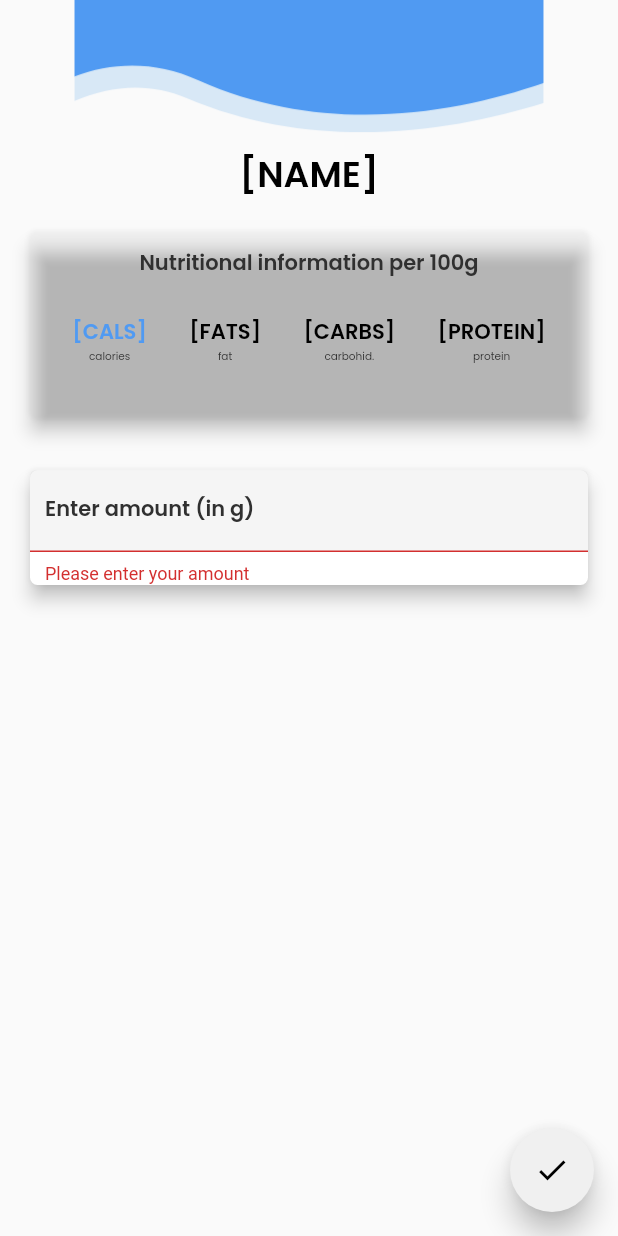
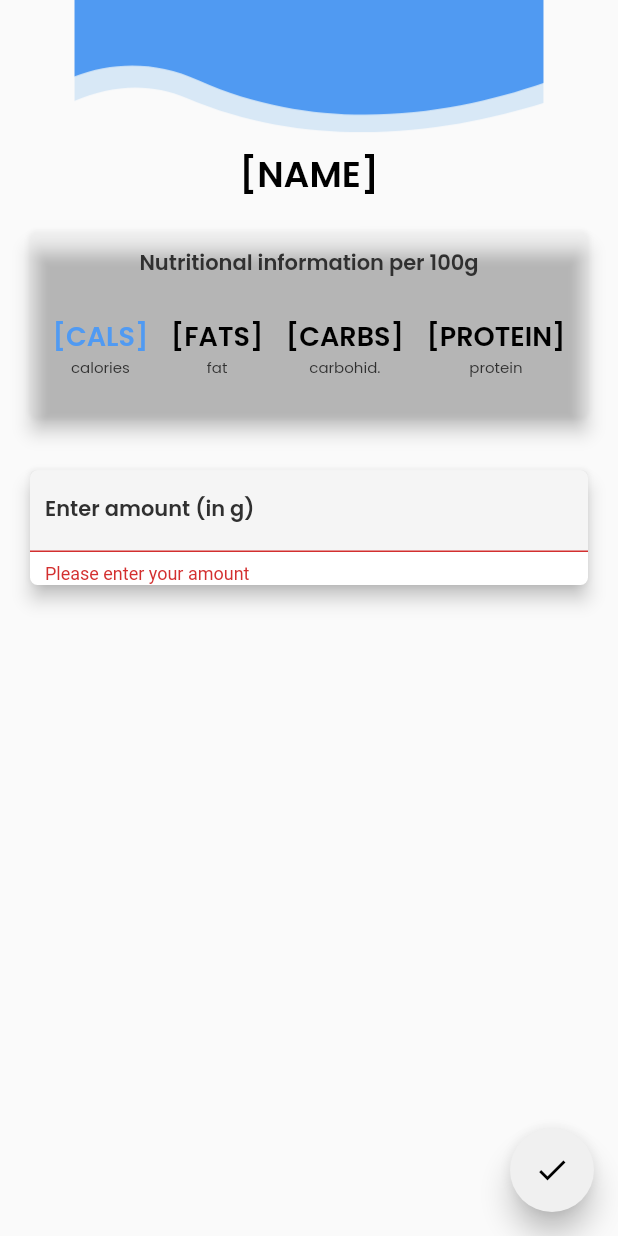
Before and after one commit to OstapFilipenko/Foody, a Flutter app: the ProductDetailsPageWidget screen opened directly, on a phone screen of 412 x 824 dp. Run offline on Flutter 3.47's test engine with Material 2 defaults, Android fonts, the phone set to English and light mode, and no system bars; our stand-ins replace auto_size_text, built_collection, built_value, cloud_firestore, firebase_core, flutter_svg_provider and 6 more; missing offline and left inert: scan; accounts and stored records are empty; generated files the repository leaves out were written again.

Commit message:
set the font size of product numbers bigger

```diff
--- a/lib/product_details_page/product_details_page_widget.dart
+++ b/lib/product_details_page/product_details_page_widget.dart
@@ -208,6 +208,7 @@ class _ProductDetailsPageWidgetState extends State<ProductDetailsPageWidget>
                                           fontFamily: 'Poppins',
                                           color: Color(0xFF509AF2),
                                           fontWeight: FontWeight.w600,
+                                          fontSize: 18,
                                         ),
                                       ),
                                       Text(
@@ -215,7 +216,7 @@ class _ProductDetailsPageWidgetState extends State<ProductDetailsPageWidget>
                                         style:
                                             FlutterFlowTheme.bodyText1.override(
                                           fontFamily: 'Poppins',
-                                          fontSize: 7,
+                                          fontSize: 10,
                                         ),
                                       )
                                     ],
@@ -230,6 +231,7 @@ class _ProductDetailsPageWidgetState extends State<ProductDetailsPageWidget>
                                           fontFamily: 'Poppins',
                                           color: Colors.black,
                                           fontWeight: FontWeight.w600,
+                                          fontSize: 18,
                                         ),
                                       ),
                                       Text(
@@ -237,7 +239,7 @@ class _ProductDetailsPageWidgetState extends State<ProductDetailsPageWidget>
                                         style:
                                             FlutterFlowTheme.bodyText1.override(
                                           fontFamily: 'Poppins',
-                                          fontSize: 7,
+                                          fontSize: 10,
                                         ),
                                       )
                                     ],
@@ -252,6 +254,7 @@ class _ProductDetailsPageWidgetState extends State<ProductDetailsPageWidget>
                                           fontFamily: 'Poppins',
                                           color: Colors.black,
                                           fontWeight: FontWeight.w600,
+                                          fontSize: 18,
                                         ),
                                       ),
                                       Text(
@@ -259,7 +262,7 @@ class _ProductDetailsPageWidgetState extends State<ProductDetailsPageWidget>
                                         style:
                                             FlutterFlowTheme.bodyText1.override(
                                           fontFamily: 'Poppins',
-                                          fontSize: 7,
+                                          fontSize: 10,
                                         ),
                                       )
                                     ],
@@ -274,6 +277,7 @@ class _ProductDetailsPageWidgetState extends State<ProductDetailsPageWidget>
                                           fontFamily: 'Poppins',
                                           color: Colors.black,
                                           fontWeight: FontWeight.w600,
+                                          fontSize: 18,
                                         ),
                                       ),
                                       Text(
@@ -281,7 +285,7 @@ class _ProductDetailsPageWidgetState extends State<ProductDetailsPageWidget>
                                         style:
                                             FlutterFlowTheme.bodyText1.override(
                                           fontFamily: 'Poppins',
-                                          fontSize: 7,
+                                          fontSize: 10,
                                         ),
                                       )
                                     ],
```
